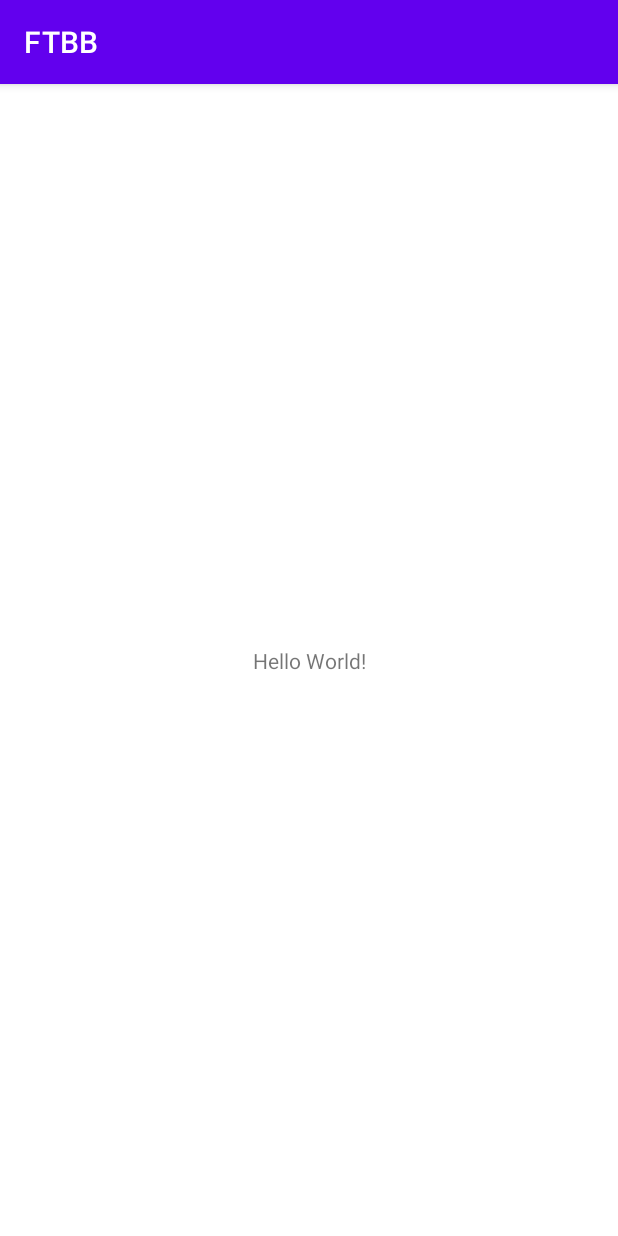
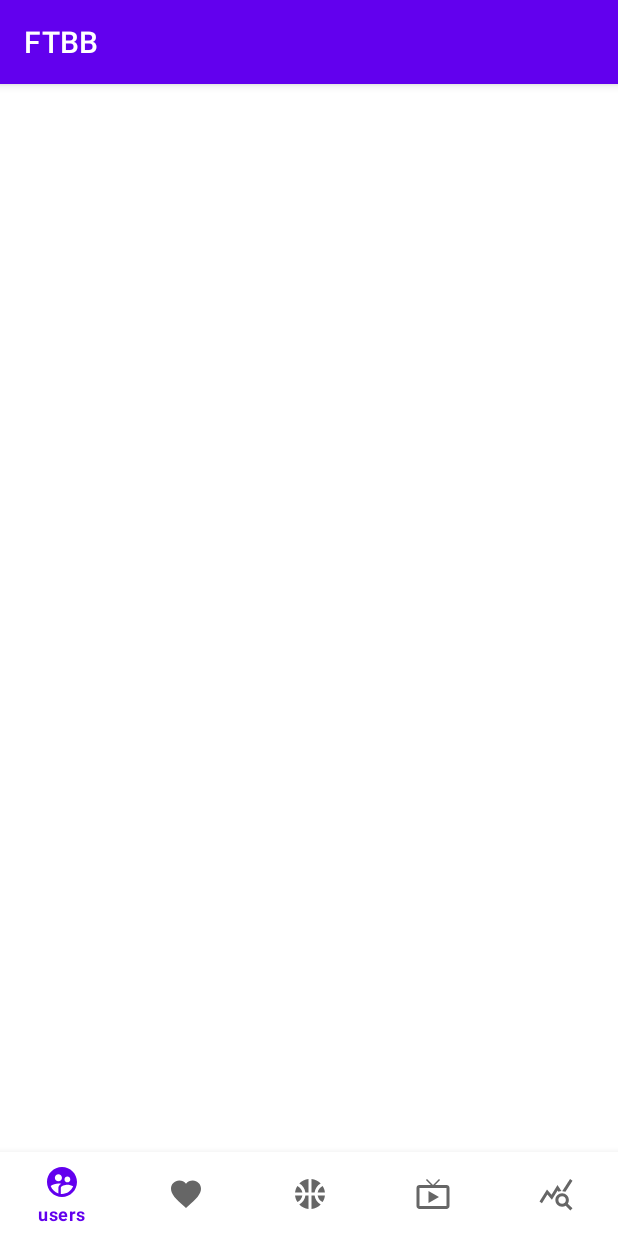
Before and after one commit to MalekHm/FTBB_Android, an Android app: the screen it shows after launch (MainActivity before the commit, Admin_DashboardActivity after it), after a tap on "SE CONNECTER", on a phone screen of 412 x 824 dp. Run offline under Robolectric (Android 15) with nearby library versions, the phone set to English and light mode, and no system bars.

```diff
--- /dev/null
+++ b/app/src/main/java/com/example/ftbb/Admin_DashboardActivity.java
@@ -0,0 +1,43 @@
+package com.example.ftbb;
+
+import androidx.annotation.NonNull;
+import androidx.appcompat.app.AppCompatActivity;
+import androidx.fragment.app.Fragment;
+
+import android.os.Bundle;
+import android.view.MenuItem;
+
+import com.google.android.material.bottomnavigation.BottomNavigationView;
+
+public class Admin_DashboardActivity extends AppCompatActivity {
+
+    @Override
+    protected void onCreate(Bundle savedInstanceState) {
+        super.onCreate(savedInstanceState);
+        setContentView(R.layout.activity_admin_dashboard);
+
+        BottomNavigationView bottomNav = findViewById(R.id.bottom_navigon);
+        bottomNav.setOnNavigationItemSelectedListener(navListner);
+
+    }
+
+    private  BottomNavigationView.OnNavigationItemSelectedListener navListner = new BottomNavigationView.OnNavigationItemSelectedListener() {
+
+        @Override
+        public boolean onNavigationItemSelected(@NonNull MenuItem item) {
+            Fragment selectedFragment = null;
+
+            switch (item.getItemId())
+            {
+                case R.id.nav_home:
+                    selectedFragment = new UsersFragment();
+                    break;
+                case R.id.nav_live:
+                    selectedFragment = new LiveMatchFragment();
+                    break;
+            }
+            getSupportFragmentManager().beginTransaction().replace(R.id.fragment_container,selectedFragment).commit();
+        return  true;
+        }
+    };
+}
--- a/app/src/main/java/com/example/ftbb/LoginActivity.java
+++ b/app/src/main/java/com/example/ftbb/LoginActivity.java
@@ -29,7 +29,7 @@ public class LoginActivity extends AppCompatActivity {
             @Override
             public void onClick(View v) {
 
-                Intent intent = new Intent(LoginActivity.this, MainActivity.class);
+                Intent intent = new Intent(LoginActivity.this, Admin_DashboardActivity.class);
                 startActivity(intent);
             }
         });
--- /dev/null
+++ b/app/src/main/res/drawable/ic_baseline_favorite_24.xml
@@ -0,0 +1,5 @@
+<vector android:height="24dp" android:tint="#000000"
+    android:viewportHeight="24" android:viewportWidth="24"
+    android:width="24dp" xmlns:android="http://schemas.android.com/apk/res/android">
+    <path android:fillColor="@android:color/white" android:pathData="M12,21.35l-1.45,-1.32C5.4,15.36 2,12.28 2,8.5 2,5.42 4.42,3 7.5,3c1.74,0 3.41,0.81 4.5,2.09C13.09,3.81 14.76,3 16.5,3 19.58,3 22,5.42 22,8.5c0,3.78 -3.4,6.86 -8.55,11.54L12,21.35z"/>
+</vector>
--- /dev/null
+++ b/app/src/main/res/drawable/ic_baseline_home_24.xml
@@ -0,0 +1,5 @@
+<vector android:height="24dp" android:tint="#000000"
+    android:viewportHeight="24" android:viewportWidth="24"
+    android:width="24dp" xmlns:android="http://schemas.android.com/apk/res/android">
+    <path android:fillColor="@android:color/white" android:pathData="M10,20v-6h4v6h5v-8h3L12,3 2,12h3v8z"/>
+</vector>
--- /dev/null
+++ b/app/src/main/res/drawable/ic_baseline_live_tv_24.xml
@@ -0,0 +1,5 @@
+<vector android:height="24dp" android:tint="#000000"
+    android:viewportHeight="24" android:viewportWidth="24"
+    android:width="24dp" xmlns:android="http://schemas.android.com/apk/res/android">
+    <path android:fillColor="@android:color/white" android:pathData="M21,6h-7.59l3.29,-3.29L16,2l-4,4 -4,-4 -0.71,0.71L10.59,6L3,6c-1.1,0 -2,0.89 -2,2v12c0,1.1 0.9,2 2,2h18c1.1,0 2,-0.9 2,-2L23,8c0,-1.11 -0.9,-2 -2,-2zM21,20L3,20L3,8h18v12zM9,10v8l7,-4z"/>
+</vector>
--- /dev/null
+++ b/app/src/main/res/drawable/ic_baseline_query_stats_24.xml
@@ -0,0 +1,5 @@
+<vector android:height="24dp" android:tint="#000000"
+    android:viewportHeight="24" android:viewportWidth="24"
+    android:width="24dp" xmlns:android="http://schemas.android.com/apk/res/android">
+    <path android:fillColor="@android:color/white" android:pathData="M19.88,18.47c0.44,-0.7 0.7,-1.51 0.7,-2.39c0,-2.49 -2.01,-4.5 -4.5,-4.5s-4.5,2.01 -4.5,4.5s2.01,4.5 4.49,4.5c0.88,0 1.7,-0.26 2.39,-0.7L21.58,23L23,21.58L19.88,18.47zM16.08,18.58c-1.38,0 -2.5,-1.12 -2.5,-2.5c0,-1.38 1.12,-2.5 2.5,-2.5s2.5,1.12 2.5,2.5C18.58,17.46 17.46,18.58 16.08,18.58zM15.72,10.08c-0.74,0.02 -1.45,0.18 -2.1,0.45l-0.55,-0.83l-3.8,6.18l-3.01,-3.52l-3.63,5.81L1,17l5,-8l3,3.5L13,6C13,6 15.72,10.08 15.72,10.08zM18.31,10.58c-0.64,-0.28 -1.33,-0.45 -2.05,-0.49c0,0 5.12,-8.09 5.12,-8.09L23,3.18L18.31,10.58z"/>
+</vector>
--- /dev/null
+++ b/app/src/main/res/drawable/ic_baseline_sports_basketball_24.xml
@@ -0,0 +1,12 @@
+<vector android:height="24dp" android:tint="#000000"
+    android:viewportHeight="24" android:viewportWidth="24"
+    android:width="24dp" xmlns:android="http://schemas.android.com/apk/res/android">
+    <path android:fillColor="@android:color/white" android:pathData="M17.09,11h4.86c-0.16,-1.61 -0.71,-3.11 -1.54,-4.4C18.68,7.43 17.42,9.05 17.09,11z"/>
+    <path android:fillColor="@android:color/white" android:pathData="M6.91,11C6.58,9.05 5.32,7.43 3.59,6.6C2.76,7.89 2.21,9.39 2.05,11H6.91z"/>
+    <path android:fillColor="@android:color/white" android:pathData="M15.07,11c0.32,-2.59 1.88,-4.79 4.06,-6c-1.6,-1.63 -3.74,-2.71 -6.13,-2.95V11H15.07z"/>
+    <path android:fillColor="@android:color/white" android:pathData="M8.93,11H11V2.05C8.61,2.29 6.46,3.37 4.87,5C7.05,6.21 8.61,8.41 8.93,11z"/>
+    <path android:fillColor="@android:color/white" android:pathData="M15.07,13H13v8.95c2.39,-0.24 4.54,-1.32 6.13,-2.95C16.95,17.79 15.39,15.59 15.07,13z"/>
+    <path android:fillColor="@android:color/white" android:pathData="M3.59,17.4c1.72,-0.83 2.99,-2.46 3.32,-4.4H2.05C2.21,14.61 2.76,16.11 3.59,17.4z"/>
+    <path android:fillColor="@android:color/white" android:pathData="M17.09,13c0.33,1.95 1.59,3.57 3.32,4.4c0.83,-1.29 1.38,-2.79 1.54,-4.4H17.09z"/>
+    <path android:fillColor="@android:color/white" android:pathData="M8.93,13c-0.32,2.59 -1.88,4.79 -4.06,6c1.6,1.63 3.74,2.71 6.13,2.95V13H8.93z"/>
+</vector>
--- /dev/null
+++ b/app/src/main/res/drawable/ic_baseline_supervised_user_circle_24.xml
@@ -0,0 +1,5 @@
+<vector android:height="24dp" android:tint="#000000"
+    android:viewportHeight="24" android:viewportWidth="24"
+    android:width="24dp" xmlns:android="http://schemas.android.com/apk/res/android">
+    <path android:fillColor="@android:color/white" android:pathData="M11.99,2c-5.52,0 -10,4.48 -10,10s4.48,10 10,10 10,-4.48 10,-10 -4.48,-10 -10,-10zM15.6,8.34c1.07,0 1.93,0.86 1.93,1.93 0,1.07 -0.86,1.93 -1.93,1.93 -1.07,0 -1.93,-0.86 -1.93,-1.93 -0.01,-1.07 0.86,-1.93 1.93,-1.93zM9.6,6.76c1.3,0 2.36,1.06 2.36,2.36 0,1.3 -1.06,2.36 -2.36,2.36s-2.36,-1.06 -2.36,-2.36c0,-1.31 1.05,-2.36 2.36,-2.36zM9.6,15.89v3.75c-2.4,-0.75 -4.3,-2.6 -5.14,-4.96 1.05,-1.12 3.67,-1.69 5.14,-1.69 0.53,0 1.2,0.08 1.9,0.22 -1.64,0.87 -1.9,2.02 -1.9,2.68zM11.99,20c-0.27,0 -0.53,-0.01 -0.79,-0.04v-4.07c0,-1.42 2.94,-2.13 4.4,-2.13 1.07,0 2.92,0.39 3.84,1.15 -1.17,2.97 -4.06,5.09 -7.45,5.09z"/>
+</vector>
--- /dev/null
+++ b/app/src/main/res/layout/activity_admin_dashboard.xml
@@ -0,0 +1,24 @@
+<?xml version="1.0" encoding="utf-8"?>
+<RelativeLayout xmlns:android="http://schemas.android.com/apk/res/android"
+    xmlns:app="http://schemas.android.com/apk/res-auto"
+    xmlns:tools="http://schemas.android.com/tools"
+    android:layout_width="match_parent"
+    android:layout_height="match_parent"
+    tools:context=".Admin_DashboardActivity">
+
+    <FrameLayout
+        android:id="@+id/fragment_container"
+        android:layout_width="match_parent"
+        android:layout_height="match_parent"
+        android:layout_above="@+id/bottom_navigon" />
+
+    <com.google.android.material.bottomnavigation.BottomNavigationView
+        android:id="@+id/bottom_navigon"
+        android:layout_width="match_parent"
+        android:layout_height="wrap_content"
+        android:layout_alignParentBottom="true"
+        app:menu="@menu/bottum_navigation"
+        android:background="?android:attr/windowBackground"
+        />
+
+</RelativeLayout>
--- a/app/src/main/res/layout/activity_login.xml
+++ b/app/src/main/res/layout/activity_login.xml
@@ -16,6 +16,7 @@
             android:layout_width="match_parent"
             android:layout_height="250dp"
             android:layout_margin="30dp"
+            app:srcCompat="@drawable/ftbb"
             tools:src="@drawable/ftbb" />
 
         <TextView
--- /dev/null
+++ b/app/src/main/res/menu/bottum_navigation.xml
@@ -0,0 +1,23 @@
+<?xml version="1.0" encoding="utf-8"?>
+<menu xmlns:android="http://schemas.android.com/apk/res/android">
+    <item android:id="@+id/nav_home"
+        android:icon="@drawable/ic_baseline_supervised_user_circle_24"
+        android:title="users"
+        />
+    <item android:id="@+id/nav_fav"
+        android:icon="@drawable/ic_baseline_favorite_24"
+        android:title="favorite"
+        />
+    <item android:id="@+id/nav_match"
+        android:icon="@drawable/ic_baseline_sports_basketball_24"
+        android:title="matches"
+        />
+    <item android:id="@+id/nav_live"
+        android:icon="@drawable/ic_baseline_live_tv_24"
+        android:title="lives"
+        />
+    <item android:id="@+id/nav_stats"
+        android:icon="@drawable/ic_baseline_query_stats_24"
+        android:title="stats"
+        />
+</menu>
--- a/app/src/main/res/values/strings.xml
+++ b/app/src/main/res/values/strings.xml
@@ -1,3 +1,5 @@
 <resources>
     <string name="app_name">FTBB</string>
+    <!-- TODO: Remove or change this placeholder text -->
+    <string name="hello_blank_fragment">Hello blank fragment</string>
 </resources>
```
Also changed, not shown: app/src/main/AndroidManifest.xml (+7 -0 lines), app/src/main/java/com/example/ftbb/LiveMatchFragment.java (added, +22 -0 lines), app/src/main/java/com/example/ftbb/UsersFragment.java (added, +19 -0 lines), app/src/main/res/layout/fragment_live_match.xml (added, +14 -0 lines), app/src/main/res/layout/fragment_users.xml (added, +7 -0 lines), app/src/debug/res/drawable-mdpi/ftbb.jpg (deleted), app/src/debug/res/drawable-xxxhdpi/ftbb.jpg (added).
